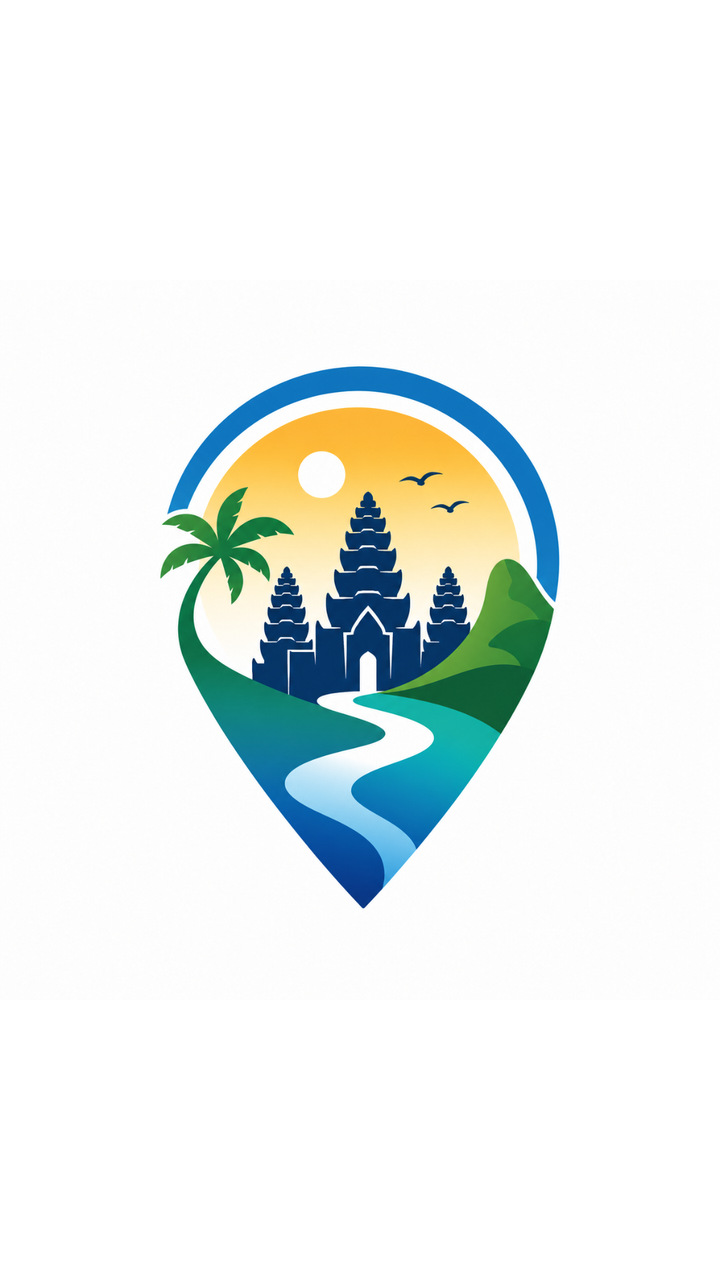
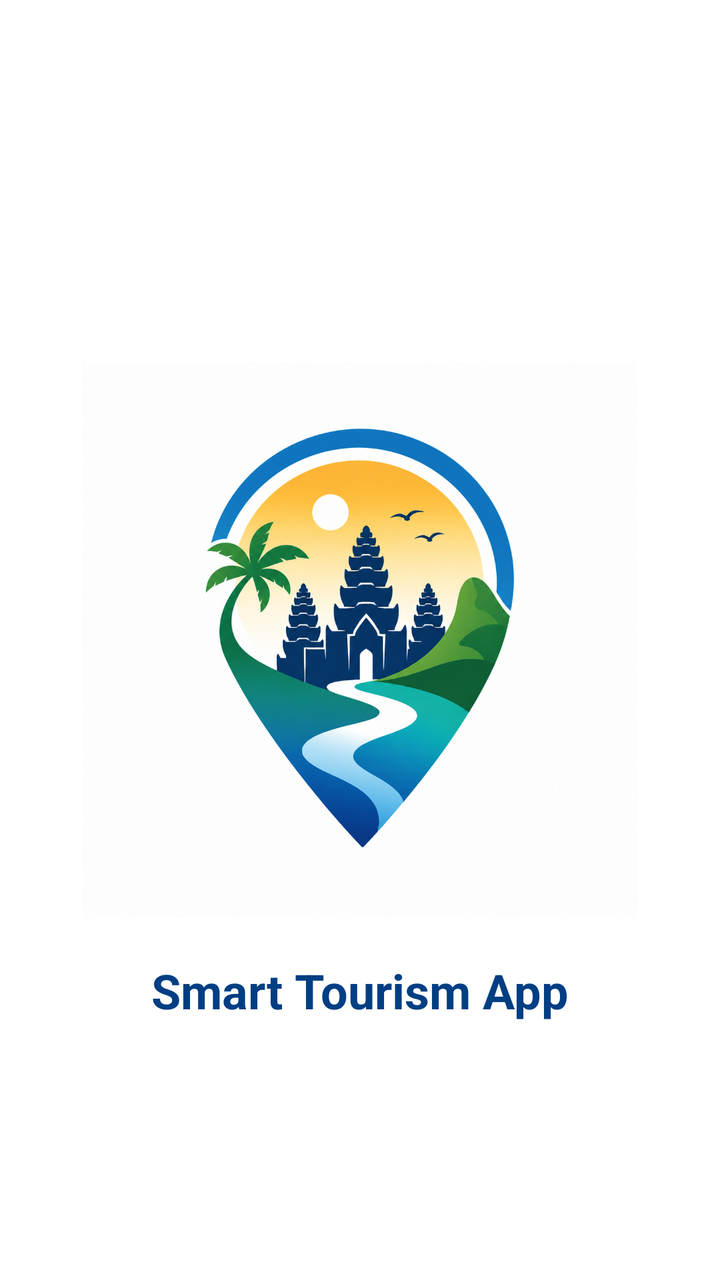

Two renders of the same Android screen: before a commit and after it. Below are the layout's source before the change and the commit's diff.
<!-- AndroidManifest.xml: activity theme Theme.SmartTourismApp.Splash -->
<!-- res/layout/activity_splash.xml -->
<?xml version="1.0" encoding="utf-8"?>
<LinearLayout xmlns:android="http://schemas.android.com/apk/res/android"
    xmlns:app="http://schemas.android.com/apk/res-auto"
    xmlns:tools="http://schemas.android.com/tools"
    android:id="@+id/main"
    android:layout_width="match_parent"
    android:layout_height="match_parent"
    android:orientation="vertical"
    android:background="@color/white"
    tools:context=".ui.splash.SplashActivity">

    <ImageView
        android:layout_width="wrap_content"
        android:layout_height="wrap_content"
        android:src="@drawable/app_logo" />









</LinearLayout>
<!-- resources referenced by this layout -->
<resources>
  <color name="white">#FFFFFFFF</color>
  <!-- drawable app_logo: png bitmap (drawable, 980480 bytes) -->
  <style name="Theme.SmartTourismApp.Splash" parent="Theme.SplashScreen">
          <item name="windowSplashScreenBackground">
              @color/white
          </item>
  
          <item name="windowSplashScreenAnimatedIcon">
              @drawable/app_logo
          </item>
  
          <item name="postSplashScreenTheme">
              @style/Theme.SmartTourismApp
          </item>
      </style>
  <style name="Theme.SmartTourismApp" parent="Base.Theme.SmartTourismApp" />
  <style name="Base.Theme.SmartTourismApp" parent="Theme.Material3.DayNight.NoActionBar">
          
          
      </style>
</resources>

<!-- the commit's change to res/layout/activity_splash.xml (unified diff, before → after) -->
@@ -1,25 +1,38 @@
 <?xml version="1.0" encoding="utf-8"?>
-<LinearLayout xmlns:android="http://schemas.android.com/apk/res/android"
+<androidx.constraintlayout.widget.ConstraintLayout xmlns:android="http://schemas.android.com/apk/res/android"
     xmlns:app="http://schemas.android.com/apk/res-auto"
     xmlns:tools="http://schemas.android.com/tools"
     android:id="@+id/main"
     android:layout_width="match_parent"
     android:layout_height="match_parent"
-    android:orientation="vertical"
     android:background="@color/white"
     tools:context=".ui.splash.SplashActivity">
 
     <ImageView
+        android:id="@+id/imageView"
+        android:layout_width="278dp"
+        android:layout_height="278dp"
+        android:layout_gravity="center"
+        android:src="@drawable/app_logo"
+
+        app:layout_constraintEnd_toEndOf="parent"
+        app:layout_constraintStart_toStartOf="parent"
+        app:layout_constraintTop_toTopOf="parent"
+        app:layout_constraintBottom_toBottomOf="parent"/>
+
+    <TextView
         android:layout_width="wrap_content"
         android:layout_height="wrap_content"
-        android:src="@drawable/app_logo" />
+        android:layout_gravity="center"
+        android:layout_margin="20dp"
+        android:text="Smart Tourism App"
+        android:textSize="24sp"
+        android:textColor="#003E83"
+        android:textStyle="bold"
+
+        app:layout_constraintEnd_toEndOf="parent"
+        app:layout_constraintStart_toStartOf="parent"
+        app:layout_constraintTop_toBottomOf="@+id/imageView" />
 
 
-
-
-
-
-
-
-
-</LinearLayout>
+</androidx.constraintlayout.widget.ConstraintLayout>
<!-- resource entries referenced after the edit -->
@@ -3,18 +3,17 @@
   <color name="white">#FFFFFFFF</color>
   <!-- drawable app_logo: png bitmap (drawable, 980480 bytes) -->
   <style name="Theme.SmartTourismApp.Splash" parent="Theme.SplashScreen">
-          <item name="windowSplashScreenBackground">
-              @color/white
-          </item>
   
-          <item name="windowSplashScreenAnimatedIcon">
-              @drawable/app_logo
-          </item>
+          
+          <item name="windowSplashScreenBackground">@color/white</item>
   
-          <item name="postSplashScreenTheme">
-              @style/Theme.SmartTourismApp
-          </item>
+          
+          <item name="windowSplashScreenAnimatedIcon">@drawable/ic_app_launcher</item>
+  
+          
+          <item name="postSplashScreenTheme">@style/Theme.SmartTourismApp</item>
       </style>
+  <!-- drawable ic_app_launcher: png bitmap (drawable, 582701 bytes) -->
   <style name="Theme.SmartTourismApp" parent="Base.Theme.SmartTourismApp" />
   <style name="Base.Theme.SmartTourismApp" parent="Theme.Material3.DayNight.NoActionBar">
           
